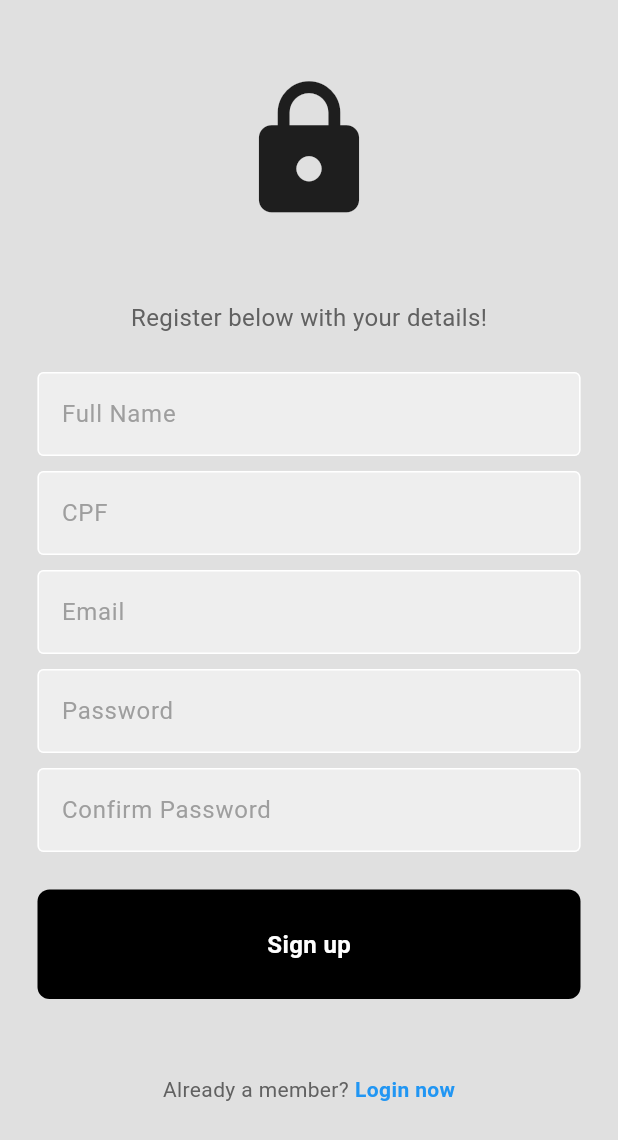
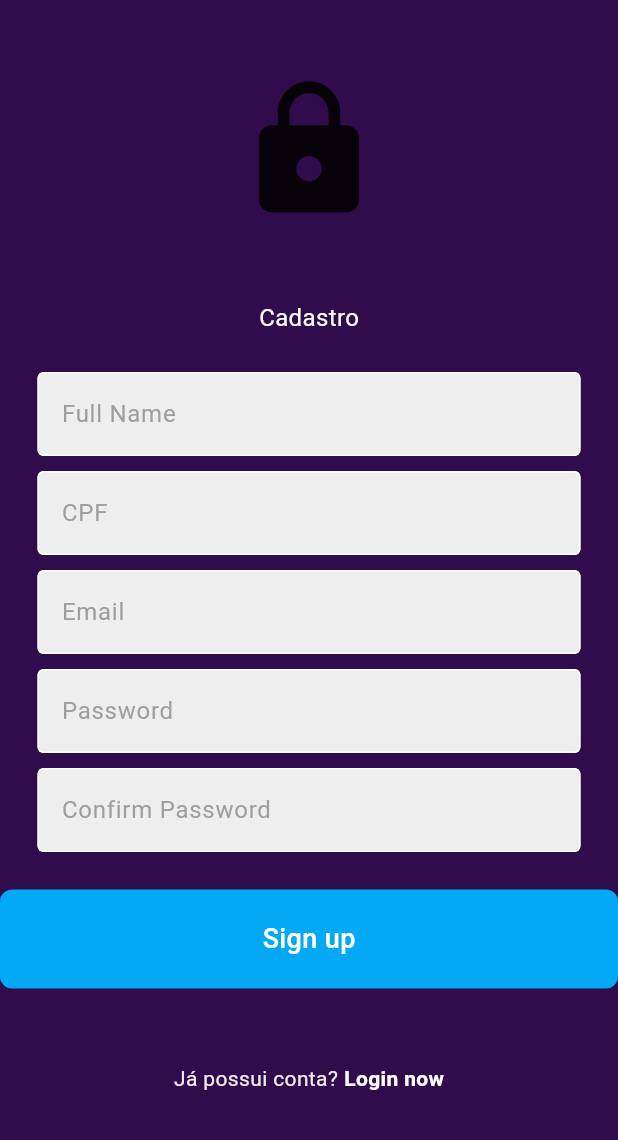
Before and after one commit to aliceborges42/tcc_app, a Flutter app: the screen it shows after launch, after a tap on "Register now", on a phone screen of 412 x 824 dp. Shown: the top 1140 px of the screen. Run offline on Flutter 3.47's test engine with Material 3 defaults, Android fonts, the phone set to English and light mode, and no system bars; our stand-ins replace carousel_slider, cloud_firestore, firebase_auth, firebase_core, firebase_storage, flutter_form_builder and 5 more; missing offline and left inert: dart:ffi, form_builder_image_picker, geocode; accounts and stored records are empty.

Commit message:
chore: styles

```diff
--- a/lib/components/my_button.dart
+++ b/lib/components/my_button.dart
@@ -1,33 +1,39 @@
 import 'package:flutter/material.dart';
+import 'package:tcc_app/utils/colors.dart';
 
 class MyButton extends StatelessWidget {
   final Function()? onTap;
   final String buttonText; // Add this line
   final bool isLoading;
-  const MyButton({super.key, required this.onTap, required this.buttonText, required this.isLoading}); // Update constructor
+  const MyButton(
+      {super.key,
+      required this.onTap,
+      required this.buttonText,
+      required this.isLoading}); // Update constructor
 
   @override
   Widget build(BuildContext context) {
     return GestureDetector(
       onTap: onTap,
       child: Container(
-        padding: const EdgeInsets.all(25),
-        margin: const EdgeInsets.symmetric(horizontal: 25),
+        padding: const EdgeInsets.all(20),
+        // margin: const EdgeInsets.symmetric(horizontal: 25),
         decoration: BoxDecoration(
-          color: Colors.black,
+          color: Colors.lightBlue,
           borderRadius: BorderRadius.circular(8),
         ),
         child: Center(
-          child: !isLoading ? Text(
+          child: !isLoading
+              ? Text(
                   buttonText, // Use the custom text here
                   style: const TextStyle(
-              color: Colors.white,
-              fontWeight: FontWeight.bold,
-              fontSize: 16,
+                    color: white,
+                    fontWeight: FontWeight.w500,
+                    fontSize: 18,
                   ),
                 )
               : const CircularProgressIndicator(
-                          color: Colors.black,
+                  color: white,
                 ),
         ),
       ),
--- a/lib/components/my_textfield.dart
+++ b/lib/components/my_textfield.dart
@@ -1,22 +1,24 @@
 import 'package:flutter/material.dart';
 
 class MyTextField extends StatelessWidget {
-  final controller;
+  final TextEditingController controller;
   final String hintText;
   final bool obscureText;
+  final FormFieldValidator<String>? validator; // Validator opcional
 
   const MyTextField({
-    super.key,
+    Key? key,
     required this.controller,
     required this.hintText,
     required this.obscureText,
-  });
+    this.validator, // Validator opcional
+  }) : super(key: key);
 
   @override
   Widget build(BuildContext context) {
     return Padding(
       padding: const EdgeInsets.symmetric(horizontal: 25.0),
-      child: TextField(
+      child: TextFormField(
         controller: controller,
         obscureText: obscureText,
         decoration: InputDecoration(
@@ -29,7 +31,9 @@ class MyTextField extends StatelessWidget {
           fillColor: Colors.grey.shade200,
           filled: true,
           hintText: hintText,
-            hintStyle: TextStyle(color: Colors.grey[500])),
+          hintStyle: TextStyle(color: Colors.grey[500]),
+        ),
+        validator: validator, // Usar o validador fornecido (se houver)
       ),
     );
   }
--- a/lib/pages/register_page.dart
+++ b/lib/pages/register_page.dart
@@ -6,6 +6,7 @@ import 'package:tcc_app/components/my_textfield.dart';
 import 'package:tcc_app/pages/home_page.dart';
 import 'package:tcc_app/pages/login_page.dart';
 import 'package:tcc_app/resources/auth_methods.dart';
+import 'package:tcc_app/utils/colors.dart';
 
 class RegisterPage extends StatefulWidget {
   const RegisterPage({super.key});
@@ -139,7 +140,7 @@ class _RegisterPageState extends State<RegisterPage> {
   @override
   Widget build(BuildContext context) {
     return Scaffold(
-      backgroundColor: Colors.grey[300],
+      backgroundColor: background,
       body: SafeArea(
         child: ListView(shrinkWrap: true, children: <Widget>[
           Center(
@@ -156,10 +157,10 @@ class _RegisterPageState extends State<RegisterPage> {
 
                 const SizedBox(height: 50),
 
-                Text(
-                  'Register below with your details!',
+                const Text(
+                  'Cadastro',
                   style: TextStyle(
-                    color: Colors.grey[700],
+                    color: white,
                     fontSize: 16,
                   ),
                 ),
@@ -222,9 +223,9 @@ class _RegisterPageState extends State<RegisterPage> {
                 Row(
                   mainAxisAlignment: MainAxisAlignment.center,
                   children: [
-                    Text(
-                      'Already a member?',
-                      style: TextStyle(color: Colors.grey[700]),
+                    const Text(
+                      'Já possui conta?',
+                      style: TextStyle(color: lightGray),
                     ),
                     const SizedBox(width: 4),
                     GestureDetector(
@@ -236,7 +237,7 @@ class _RegisterPageState extends State<RegisterPage> {
                       child: const Text(
                         'Login now',
                         style: TextStyle(
-                          color: Colors.blue,
+                          color: white,
                           fontWeight: FontWeight.bold,
                         ),
                       ),
--- /dev/null
+++ b/lib/utils/colors.dart
@@ -0,0 +1,11 @@
+import 'package:flutter/material.dart';
+
+const background = Color.fromRGBO(49, 12, 76, 1);
+const mobileSearchColor = Color.fromRGBO(38, 38, 38, 1);
+const lightBlack = Color.fromRGBO(0, 0, 0, 0.56);
+const grayBlack = Color.fromRGBO(0, 0, 0, 0.24);
+const blueColor = Color.fromRGBO(0, 149, 246, 1);
+const lightGray = Color.fromRGBO(239, 236, 236, 1);
+const primaryColor = Color.fromRGBO(156, 39, 176, 1);
+const secondaryColor = Colors.grey;
+const white = Colors.white;
```
Also changed, not shown: lib/pages/add_complaint_page.dart (+13 -7 lines), lib/pages/map_page.dart (+34 -0 lines), lib/resources/firestore_methods.dart (+42 -0 lines), lib/utils/global_variable.dart (+14 -0 lines). Lines whose indentation alone changed are shown as unchanged.
